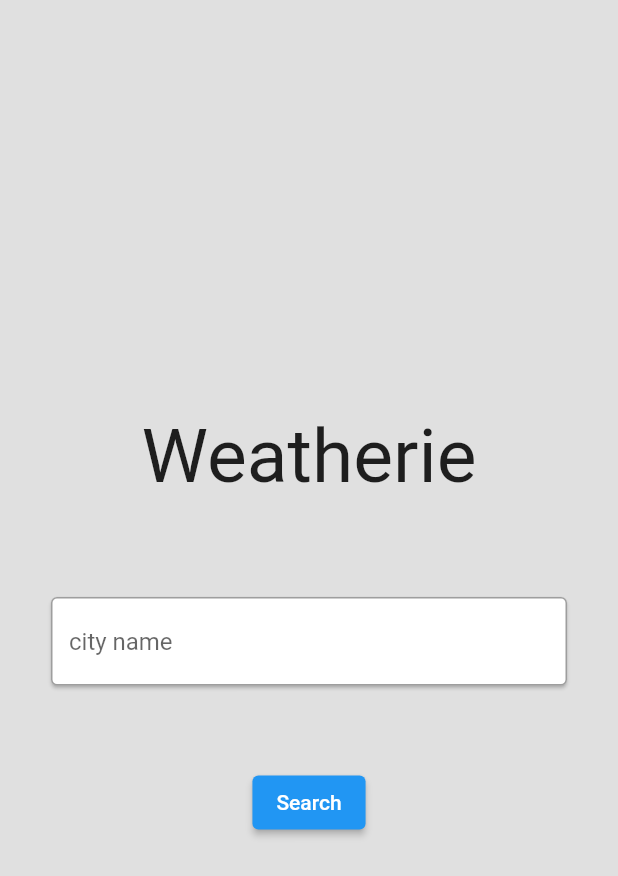
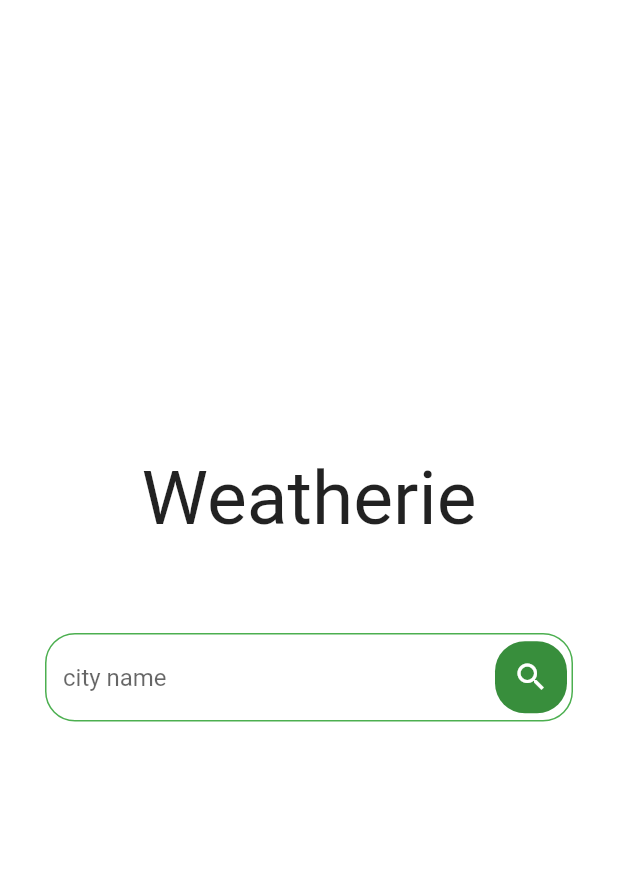
Before and after one commit to mustapha-amin/weather_app, a Flutter app: the screen it shows after launch, on a phone screen of 412 x 824 dp. Shown: the top 876 px of the screen. Run offline on Flutter 3.47's test engine with Material 2 defaults, Android fonts, the phone set to English and light mode, and no system bars; our stand-ins replace google_fonts; Roboto replaces fonts that are missing (Aclonica).

Commit message:
Changed the textfield border

```diff
--- a/lib/home.dart
+++ b/lib/home.dart
@@ -16,7 +16,8 @@ class _HomeScreenState extends State<HomeScreen> {
   @override
   Widget build(BuildContext context) {
     return Scaffold(
-      backgroundColor: Colors.grey[300],
+      resizeToAvoidBottomInset: false,
+      backgroundColor: Colors.white,
       body: Container(
         child: Column(
           mainAxisAlignment: MainAxisAlignment.center,
@@ -25,35 +26,54 @@ class _HomeScreenState extends State<HomeScreen> {
               padding: EdgeInsets.all(10),
               child: Text(
                 "Weatherie",
-              style: GoogleFonts.aclonica (
+                style: GoogleFonts.aclonica(
                   fontSize: 50,
                 ),
               ),
             ),
             Padding(
               padding: const EdgeInsets.symmetric(horizontal: 30, vertical: 50),
-            child: Card(
-              child: TextField(
+              child: TextFormField(
                 controller: textEditingController,
                 decoration: InputDecoration(
-                  border: OutlineInputBorder(),
-                  hintText: 'city name',
+                  suffixIcon: Padding(
+                    padding: const EdgeInsets.all(4.0),
+                    child: Ink(
+                      decoration: ShapeDecoration(
+                        shape: RoundedRectangleBorder(
+                          borderRadius: BorderRadius.circular(20),
                         ),
+                        color: Colors.green[700],
                       ),
-            ),
-          ),
-          ElevatedButton(
+                      child: IconButton(
                         onPressed: () {
-              Navigator.push(context, MaterialPageRoute(builder: (conetxt) {
+                          Navigator.push(context,
+                              MaterialPageRoute(builder: (conetxt) {
                             return DetailPage(
                               cityName: textEditingController.text,
                             );
                           })).whenComplete(() => textEditingController.clear());
                         },
-            child: Text("Search"),
-          )
+                        color: Colors.white,
+                        icon: Icon(Icons.search),
+                      ),
+                    ),
+                  ),
+                  enabledBorder: OutlineInputBorder(
+                    borderRadius: BorderRadius.circular(20),
+                    borderSide: BorderSide(color: Colors.green),
+                  ),
+                  focusedBorder: OutlineInputBorder(
+                    borderRadius: BorderRadius.circular(20),
+                    borderSide: BorderSide(color: Colors.green),
+                  ),
+                  hintText: 'city name',
+                ),
+              ),
+            ),
           ],
-      )),
+        ),
+      ),
     );
   }
 }
```
Also changed, not shown: lib/detail.dart (+13 -6 lines), 5 other files. Lines whose indentation alone changed are shown as unchanged.
